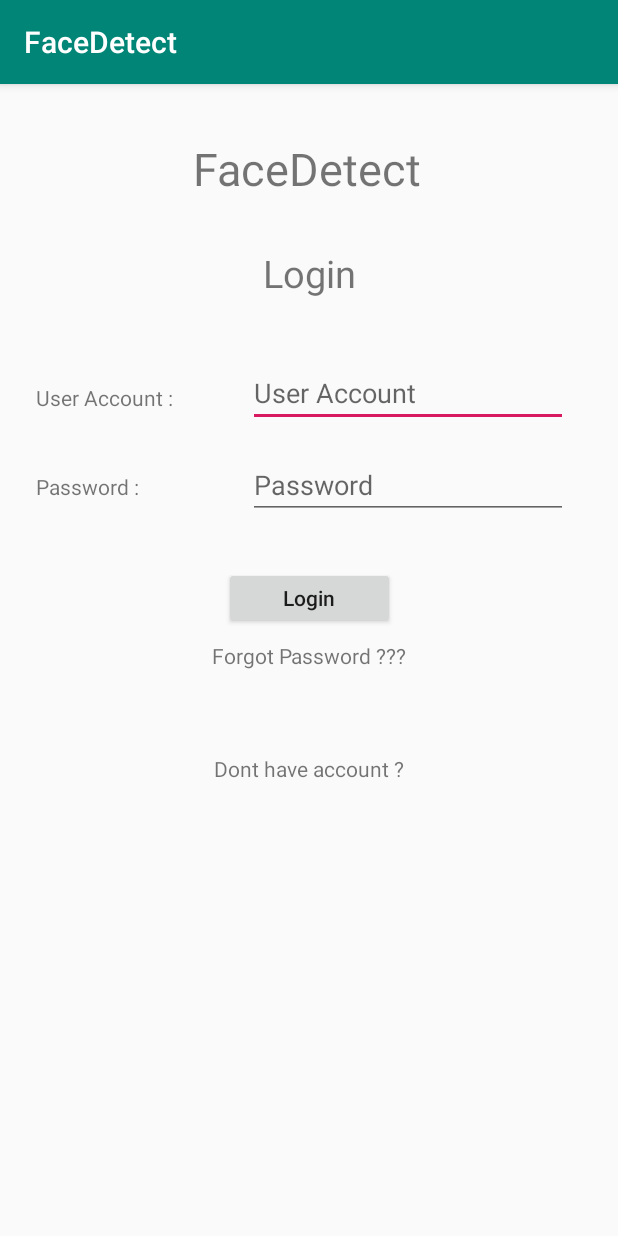
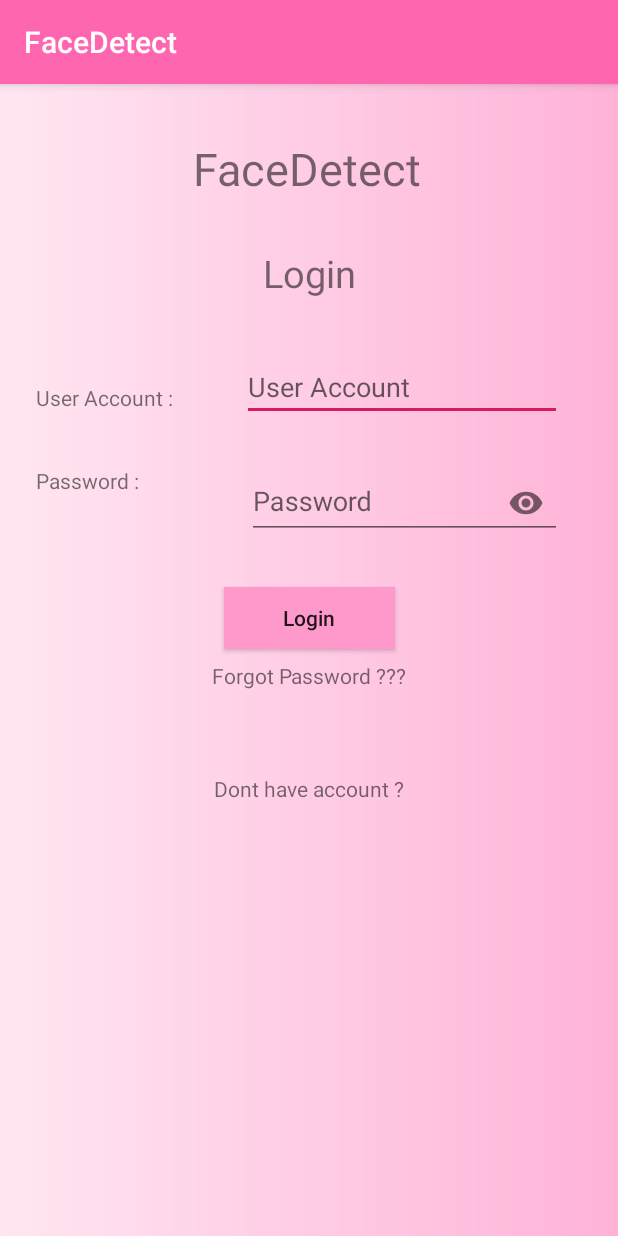
Before and after one commit to nahbiphung/FaceDetect, an Android app: the screen it shows after launch (LoginActivity), on a phone screen of 412 x 824 dp. Run offline under Robolectric (Android 15) with nearby library versions, the phone set to English and light mode, and no system bars.

Commit message:
make login activity look better

```diff
--- /dev/null
+++ b/app/src/main/res/drawable/gradient.xml
@@ -0,0 +1,9 @@
+<?xml version="1.0" encoding="utf-8"?>
+<shape xmlns:android="http://schemas.android.com/apk/res/android" android:shape="rectangle" >
+    <gradient
+        android:startColor="#ffe6f2"
+        android:centerColor="#ffcce5"
+        android:endColor="#ffb3d7"
+        android:type="linear"
+        android:angle="0"/>
+</shape>
--- a/app/src/main/res/layout/activity_login.xml
+++ b/app/src/main/res/layout/activity_login.xml
@@ -4,6 +4,7 @@
     xmlns:tools="http://schemas.android.com/tools"
     android:layout_width="match_parent"
     android:layout_height="match_parent"
+    android:background="@drawable/gradient"
     tools:context=".LoginActivity">
 
     <TextView
@@ -55,7 +56,7 @@
         android:layout_height="wrap_content"
         android:layout_marginStart="24dp"
         android:layout_marginLeft="24dp"
-        android:layout_marginTop="40dp"
+        android:layout_marginTop="36dp"
         android:text="Password :"
         app:layout_constraintStart_toStartOf="parent"
         app:layout_constraintTop_toBottomOf="@+id/tv_UserAccount" />
@@ -64,9 +65,7 @@
         android:id="@+id/edt_UserAccount"
         android:layout_width="wrap_content"
         android:layout_height="wrap_content"
-        android:layout_marginStart="8dp"
-        android:layout_marginLeft="8dp"
-        android:layout_marginTop="40dp"
+        android:layout_marginTop="36dp"
         android:layout_marginEnd="8dp"
         android:layout_marginRight="8dp"
         android:ems="10"
@@ -76,19 +75,6 @@
         app:layout_constraintHorizontal_bias="0.526"
         app:layout_constraintStart_toStartOf="@+id/textView"
         app:layout_constraintTop_toBottomOf="@+id/tv_Login" />
-
-    <EditText
-        android:id="@+id/edt_Password"
-        android:layout_width="wrap_content"
-        android:layout_height="wrap_content"
-        android:layout_marginTop="16dp"
-        android:ems="10"
-        android:inputType="textPassword"
-        android:hint="Password"
-        app:layout_constraintEnd_toEndOf="@+id/edt_UserAccount"
-        app:layout_constraintHorizontal_bias="0.0"
-        app:layout_constraintStart_toStartOf="@+id/edt_UserAccount"
-        app:layout_constraintTop_toBottomOf="@+id/edt_UserAccount" />
 
     <Button
         android:id="@+id/btn_Login"
@@ -101,6 +87,7 @@
         android:layout_marginRight="8dp"
         android:text="Login"
         android:textAllCaps="false"
+        android:background="@color/ping80per"
         app:layout_constraintEnd_toEndOf="parent"
         app:layout_constraintStart_toStartOf="parent"
         app:layout_constraintTop_toBottomOf="@+id/edt_Password" />
@@ -128,5 +115,24 @@
         app:layout_constraintStart_toStartOf="@+id/tv_ForgotPassword"
         app:layout_constraintTop_toBottomOf="@+id/tv_ForgotPassword" />
 
+    <android.support.design.widget.TextInputLayout
+        android:id="@+id/edt_Password"
+        android:layout_width="210dp"
+        android:layout_height="wrap_content"
+        android:layout_marginTop="20dp"
+        app:layout_constraintEnd_toEndOf="@+id/edt_UserAccount"
+        app:layout_constraintHorizontal_bias="1.0"
+        app:layout_constraintStart_toStartOf="@+id/edt_UserAccount"
+        app:layout_constraintTop_toBottomOf="@+id/edt_UserAccount"
+        app:passwordToggleEnabled="true">
+
+        <android.support.design.widget.TextInputEditText
+            android:layout_width="match_parent"
+            android:layout_height="match_parent"
+            android:baselineAligned="false"
+            android:hint="@string/password"
+            android:inputType="textPassword" />
+    </android.support.design.widget.TextInputLayout>
+
 
 </android.support.constraint.ConstraintLayout>
--- a/app/src/main/res/values/colors.xml
+++ b/app/src/main/res/values/colors.xml
@@ -3,4 +3,7 @@
     <color name="colorPrimary">#008577</color>
     <color name="colorPrimaryDark">#00574B</color>
     <color name="colorAccent">#D81B60</color>
+    <color name="pink70per">#ff66b0</color>
+    <color name="pink55per">#ff1a88</color>
+    <color name="ping80per">#ff99cc</color>
 </resources>
--- a/app/src/main/res/values/strings.xml
+++ b/app/src/main/res/values/strings.xml
@@ -1,3 +1,4 @@
 <resources>
     <string name="app_name">FaceDetect</string>
+    <string name="password">Password</string>
 </resources>
--- a/app/src/main/res/values/styles.xml
+++ b/app/src/main/res/values/styles.xml
@@ -3,8 +3,8 @@
     <!-- Base application theme. -->
     <style name="AppTheme" parent="Theme.AppCompat.Light.DarkActionBar">
         <!-- Customize your theme here. -->
-        <item name="colorPrimary">@color/colorPrimary</item>
-        <item name="colorPrimaryDark">@color/colorPrimaryDark</item>
+        <item name="colorPrimary">@color/pink70per</item>
+        <item name="colorPrimaryDark">@color/pink55per</item>
         <item name="colorAccent">@color/colorAccent</item>
     </style>
 
```
Also changed, not shown: app/src/main/ic_visibility_off_black_18dp.png-web.png (added), app/src/main/res/drawable-hdpi/ic_visibility_black_18dp.png (added), app/src/main/res/drawable-hdpi/ic_visibility_off_black_18dp.png (added), app/src/main/res/drawable-mdpi/ic_visibility_black_18dp.png (added), app/src/main/res/drawable-mdpi/ic_visibility_off_black_18dp.png (added), app/src/main/res/drawable-xhdpi/ic_visibility_black_18dp.png (added), app/src/main/res/drawable-xhdpi/ic_visibility_off_black_18dp.png (added), app/src/main/res/drawable-xxhdpi/ic_visibility_black_18dp.png (added), app/src/main/res/drawable-xxhdpi/ic_visibility_off_black_18dp.png (added), app/src/main/res/drawable-xxxhdpi/ic_visibility_black_18dp.png (added), app/src/main/res/drawable-xxxhdpi/ic_visibility_off_black_18dp.png (added).
